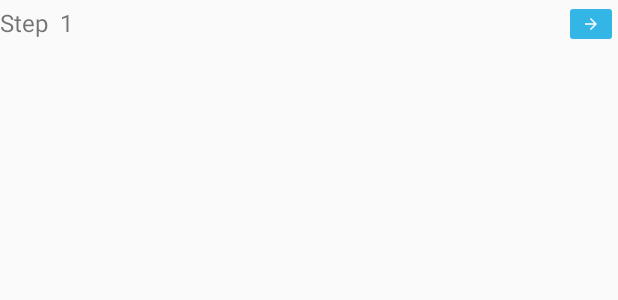
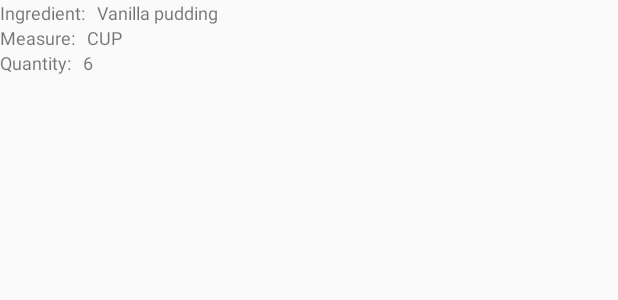
Before and after one commit to supryn/BakingApp, an Android app: the layout widget_list_item.xml on its own in the app's theme, with its tools: preview values and no code run, on a phone screen of 412 x 824 dp. Shown: the top 300 px of the screen. Run offline under Robolectric (Android 15) with nearby library versions, the phone set to English and light mode, and no system bars; network calls fail.

Commit message:
Refactored code

```diff
--- a/app/src/main/java/com/udacity/android/bakingapp/ui/BakingWidgetProvider.java
+++ b/app/src/main/java/com/udacity/android/bakingapp/ui/BakingWidgetProvider.java
@@ -53,9 +53,9 @@ public class BakingWidgetProvider extends AppWidgetProvider {
         Intent intent = new Intent(context, BakingWidgetService.class);
         remoteViews.setRemoteAdapter(R.id.widget_list_view, intent);
 
-        Intent activityIntent = new Intent(context, StepDetailActivity.class);
-        PendingIntent pendingIntent = PendingIntent.getActivity(context, 0, activityIntent, 0);
-        remoteViews.setPendingIntentTemplate(R.id.widget_list_view, pendingIntent);
+//        Intent activityIntent = new Intent(context, StepDetailActivity.class);
+//        PendingIntent pendingIntent = PendingIntent.getActivity(context, 0, activityIntent, 0);
+//        remoteViews.setPendingIntentTemplate(R.id.widget_list_view, pendingIntent);
 
         appWidgetManager.updateAppWidget(getBakingWidgetProvider(context), remoteViews);
         super.onUpdate(context, appWidgetManager, appWidgetIds);
--- a/app/src/main/res/layout/widget_list_item.xml
+++ b/app/src/main/res/layout/widget_list_item.xml
@@ -4,7 +4,7 @@
     android:layout_height="wrap_content"
     xmlns:tools="http://schemas.android.com/tools">
 
-    <TextView
+    <!--<TextView
         android:id="@+id/widget_step_label"
         android:layout_width="wrap_content"
         android:layout_height="wrap_content"
@@ -29,7 +29,63 @@
         android:layout_height="wrap_content"
         android:src="@drawable/arrow_forward_12dp"
         android:backgroundTint="@android:color/holo_blue_light"
-        android:layout_alignParentRight="true" />
+        android:layout_alignParentRight="true" />-->
 
+    <TextView
+        android:id="@+id/ingredient_name_label"
+        android:layout_width="wrap_content"
+        android:layout_height="wrap_content"
+        android:text="@string/ui_ingredient_label"
+        tools:text="Ingredient:"
+        android:textSize="@dimen/text_size_small_medium"
+         />
+
+    <TextView
+        android:id="@+id/widget_ingredient_name"
+        android:layout_width="wrap_content"
+        android:layout_height="wrap_content"
+        android:layout_marginLeft="@dimen/margin_medium"
+        android:textSize="@dimen/text_size_small_medium"
+        tools:layout_editor_absoluteY="30dp"
+        tools:text="Vanilla pudding"
+        android:layout_toRightOf="@id/ingredient_name_label"/>
+
+    <TextView
+        android:id="@+id/ingredient_measure_label"
+        android:layout_width="wrap_content"
+        android:layout_height="wrap_content"
+        android:text="@string/ui_ingredient_measure_label"
+        tools:text="Measure:"
+        android:textSize="@dimen/text_size_small_medium"
+        android:layout_below="@id/ingredient_name_label"/>
+
+    <TextView
+        android:id="@+id/widget_ingredient_measure"
+        android:layout_width="wrap_content"
+        android:layout_height="wrap_content"
+        android:textSize="@dimen/text_size_small_medium"
+        tools:text="CUP"
+        android:layout_marginLeft="@dimen/margin_medium"
+        android:layout_below="@id/widget_ingredient_name"
+        android:layout_toRightOf="@id/ingredient_measure_label"/>
+
+    <TextView
+        android:id="@+id/ingredient_quantity_label"
+        android:layout_width="wrap_content"
+        android:layout_height="wrap_content"
+        android:text="@string/ui_ingredient_quantity_label"
+        tools:text="Quantity:"
+        android:textSize="@dimen/text_size_small_medium"
+        android:layout_below="@id/ingredient_measure_label"/>
+
+    <TextView
+        android:id="@+id/widget_ingredient_quantity"
+        android:layout_width="wrap_content"
+        android:layout_height="wrap_content"
+        android:layout_marginLeft="@dimen/margin_medium"
+        tools:text="6"
+        android:textSize="@dimen/text_size_small_medium"
+        android:layout_below="@id/widget_ingredient_measure"
+        android:layout_toRightOf="@id/ingredient_quantity_label"/>
 
 </RelativeLayout>
--- a/app/src/main/res/xml/baking_widget.xml
+++ b/app/src/main/res/xml/baking_widget.xml
@@ -2,8 +2,8 @@
 <appwidget-provider xmlns:android="http://schemas.android.com/apk/res/android"
     android:initialKeyguardLayout="@layout/baking_widget"
     android:initialLayout="@layout/baking_widget"
-    android:minWidth="120dp"
-    android:minHeight="120dp"
+    android:minWidth="150dp"
+    android:minHeight="150dp"
     android:previewImage="@drawable/widget_preview_image"
     android:resizeMode="vertical"
     android:updatePeriodMillis="172800000"
```
Also changed, not shown: app/src/main/java/com/udacity/android/bakingapp/ui/BakingWidgetService.java (+21 -13 lines), app/src/main/java/com/udacity/android/bakingapp/ui/fragment/StepDetailFragment.java (+62 -15 lines).
